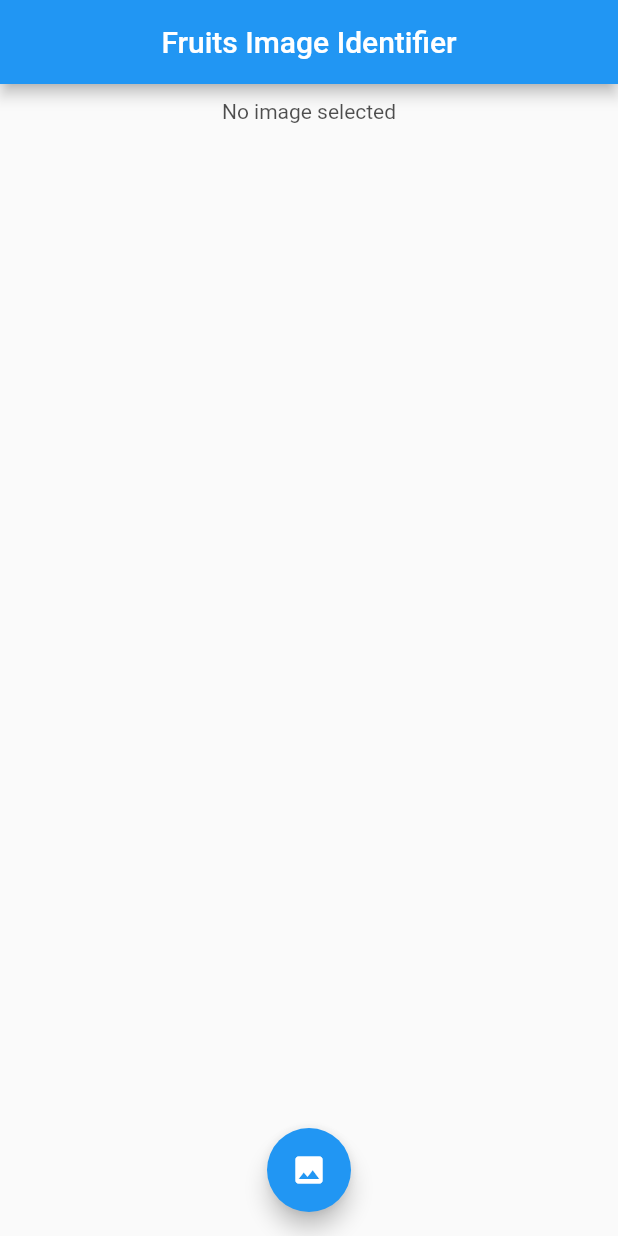
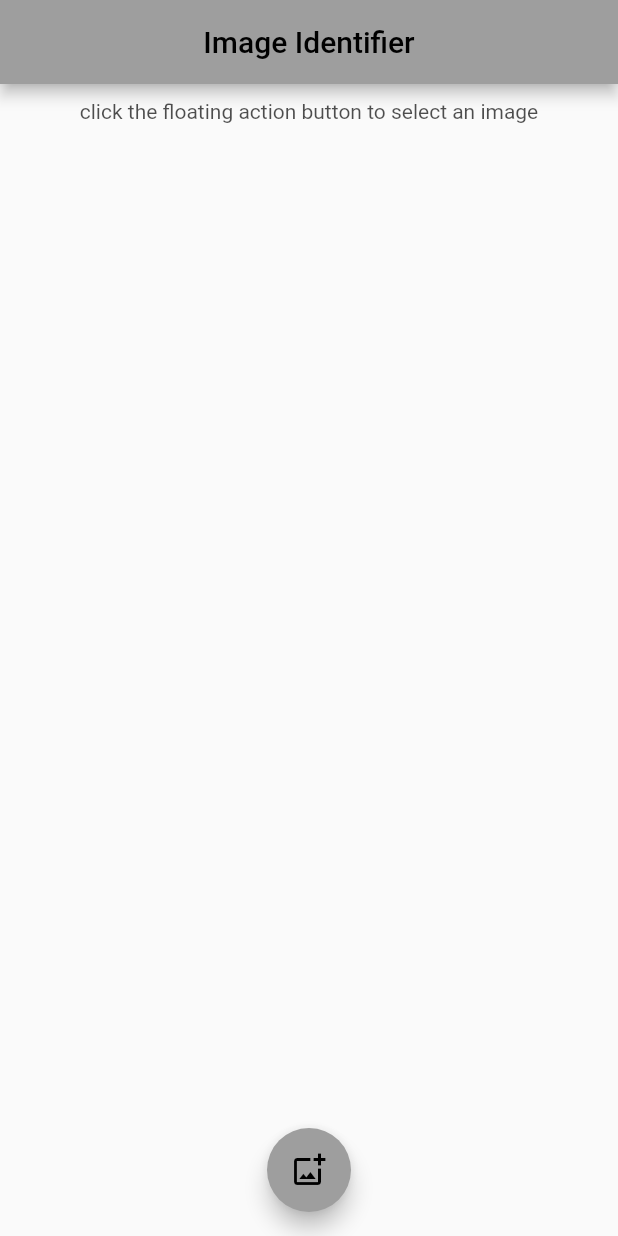
Before and after one commit to Akhil-ps-dev/object-detector, a Flutter app: the screen it shows after launch, on a phone screen of 412 x 824 dp. Run offline on Flutter 3.47's test engine with Material 2 defaults, Android fonts, the phone set to English and light mode, and no system bars; our stand-ins replace image_picker; missing offline and left inert: tflite.

Commit message:
updated tensor flow

```diff
--- a/lib/TfliteModel.dart
+++ b/lib/TfliteModel.dart
@@ -1,6 +1,6 @@
 import 'dart:io';
 
-import 'package:flutter/cupertino.dart';
+// import 'package:flutter/cupertino.dart';
 import 'package:flutter/material.dart';
 import 'package:image_picker/image_picker.dart';
 import 'package:tflite/tflite.dart';
@@ -49,7 +49,7 @@ class _TfliteModelState extends State<TfliteModel> {
   Widget build(BuildContext context) {
     return Scaffold(
       appBar: AppBar(
-        title: const Text("Fruits Image Identifier"),
+        title: const Text("Image Identifier"),
         centerTitle: true,
       ),
       body: ListView(
@@ -64,7 +64,8 @@ class _TfliteModelState extends State<TfliteModel> {
                   child: const Opacity(
                     opacity: 0.8,
                     child: Center(
-                      child: Text("No image selected"),
+                      child: Text(
+                          "click the floating action button to select an image"),
                     ),
                   ),
                 ),
@@ -78,7 +79,8 @@ class _TfliteModelState extends State<TfliteModel> {
                           child: Text(
                             "${result['label']} - ${result['confidence'].toStringAsFixed(2)}",
                             style: const TextStyle(
-                                color: Colors.red, fontSize: 20),
+                                color: Color.fromARGB(255, 19, 15, 14),
+                                fontSize: 30),
                           ),
                         ),
                       );
@@ -91,7 +93,7 @@ class _TfliteModelState extends State<TfliteModel> {
       floatingActionButton: FloatingActionButton(
         onPressed: pickImage,
         tooltip: "Pick Image",
-        child: const Icon(Icons.image),
+        child: const Icon(Icons.add_photo_alternate_outlined),
       ),
       floatingActionButtonLocation: FloatingActionButtonLocation.centerFloat,
     );
--- a/lib/main.dart
+++ b/lib/main.dart
@@ -12,10 +12,10 @@ class MyApp extends StatelessWidget {
   @override
   Widget build(BuildContext context) {
     return MaterialApp(
-      debugShowCheckedModeBanner: false,
+      // debugShowCheckedModeBanner: false,
       title: 'Flutter Demo',
       theme: ThemeData(
-        primarySwatch: Colors.blue,
+        primarySwatch: Colors.grey,
       ),
       home: const TfliteModel(),
     );
```
Also changed, not shown: assets/labels.txt (+6 -2 lines), 1 other file.
